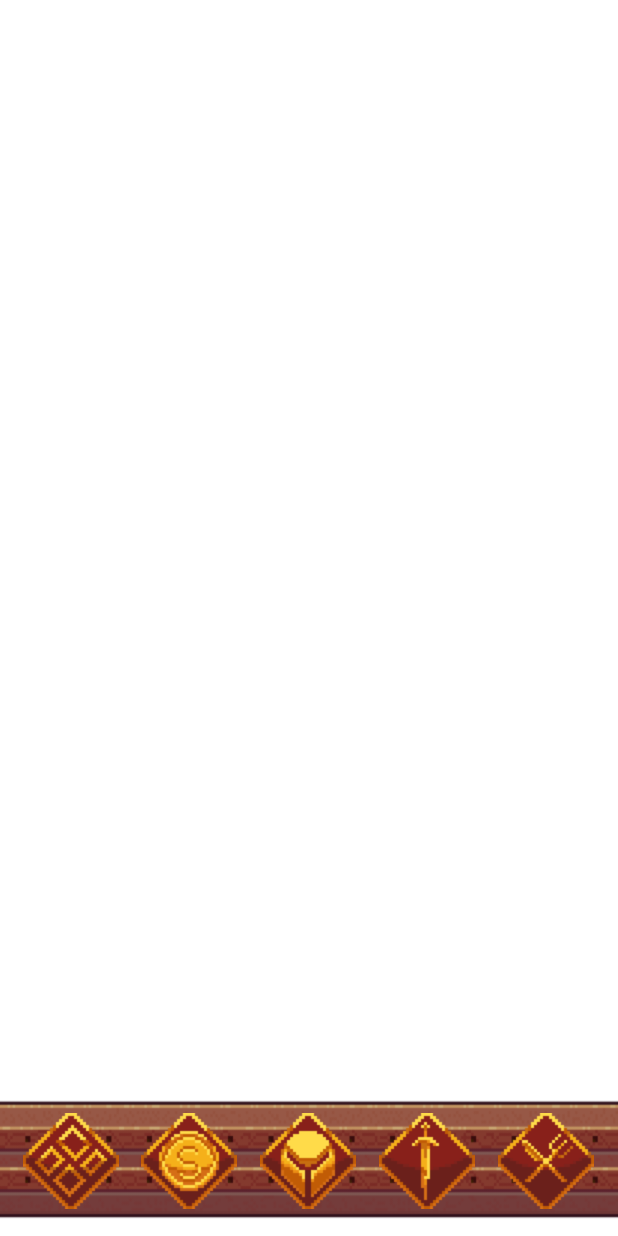
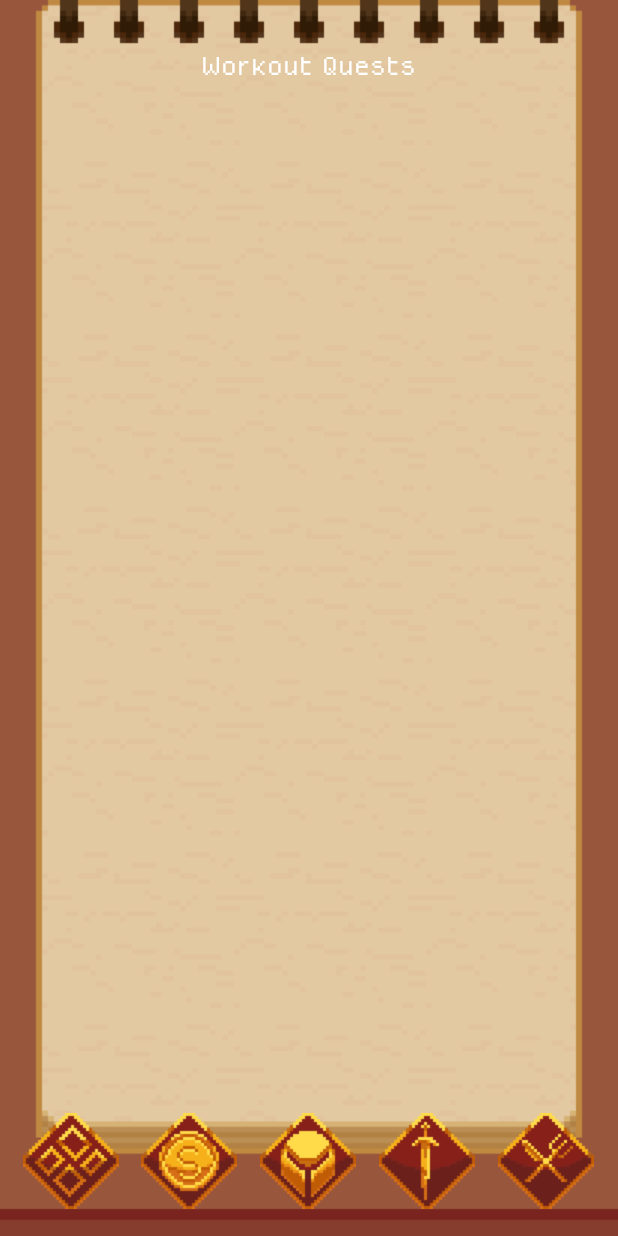
Before and after one commit to xZept/fitquest, an Android app built with Jetpack Compose: the WorkoutActivity screen opened directly, with no data from a screen before it, on a phone screen of 412 x 824 dp. Run offline under Robolectric (Android 15) with nearby library versions, the light colour scheme and no system bars.

Commit message:
added the background for workout page

```diff
--- a/app/src/main/res/layout/activity_dashboard.xml
+++ b/app/src/main/res/layout/activity_dashboard.xml
@@ -24,7 +24,7 @@
         android:layout_width="match_parent"
         android:layout_height="100dp"
         android:layout_alignParentBottom="true"
-        android:background="@drawable/navigation_container"
+        android:background="@android:color/transparent"
         android:gravity="center"
         android:orientation="horizontal"
         android:padding="8dp"
--- a/app/src/main/res/layout/activity_macro.xml
+++ b/app/src/main/res/layout/activity_macro.xml
@@ -19,12 +19,14 @@
         android:layout_centerHorizontal="true"/>
 
     <!-- Add macro tracking UI here -->
+
+    <!-- Navigation -->
     <LinearLayout
         android:id="@+id/bottom_nav"
         android:layout_width="match_parent"
         android:layout_height="100dp"
         android:layout_alignParentBottom="true"
-        android:background="@drawable/navigation_container"
+        android:background="@android:color/transparent"
         android:gravity="center"
         android:orientation="horizontal"
         android:padding="8dp"
--- a/app/src/main/res/layout/activity_profile.xml
+++ b/app/src/main/res/layout/activity_profile.xml
@@ -22,7 +22,7 @@
         android:layout_width="match_parent"
         android:layout_height="100dp"
         android:layout_alignParentBottom="true"
-        android:background="@drawable/navigation_container"
+        android:background="@android:color/transparent"
         android:gravity="center"
         android:orientation="horizontal"
         android:padding="8dp"
--- a/app/src/main/res/layout/activity_shop.xml
+++ b/app/src/main/res/layout/activity_shop.xml
@@ -23,7 +23,7 @@
         android:layout_width="match_parent"
         android:layout_height="100dp"
         android:layout_alignParentBottom="true"
-        android:background="@drawable/navigation_container"
+        android:background="@android:color/transparent"
         android:gravity="center"
         android:orientation="horizontal"
         android:padding="8dp"
--- a/app/src/main/res/layout/activity_workout.xml
+++ b/app/src/main/res/layout/activity_workout.xml
@@ -4,7 +4,8 @@
     android:id="@+id/workout_layout"
     android:layout_width="match_parent"
     android:layout_height="match_parent"
-    android:background="#ffffff"
+    android:gravity="center"
+    android:background="@drawable/workout_bg"
     tools:context=".WorkoutActivity">
 
     <!-- Title -->
@@ -24,7 +25,7 @@
         android:layout_width="match_parent"
         android:layout_height="100dp"
         android:layout_alignParentBottom="true"
-        android:background="@drawable/navigation_container"
+        android:background="@android:color/transparent"
         android:gravity="center"
         android:orientation="horizontal"
         android:padding="8dp"
```
Also changed, not shown: app/src/main/res/drawable/workout_bg.png (added).
